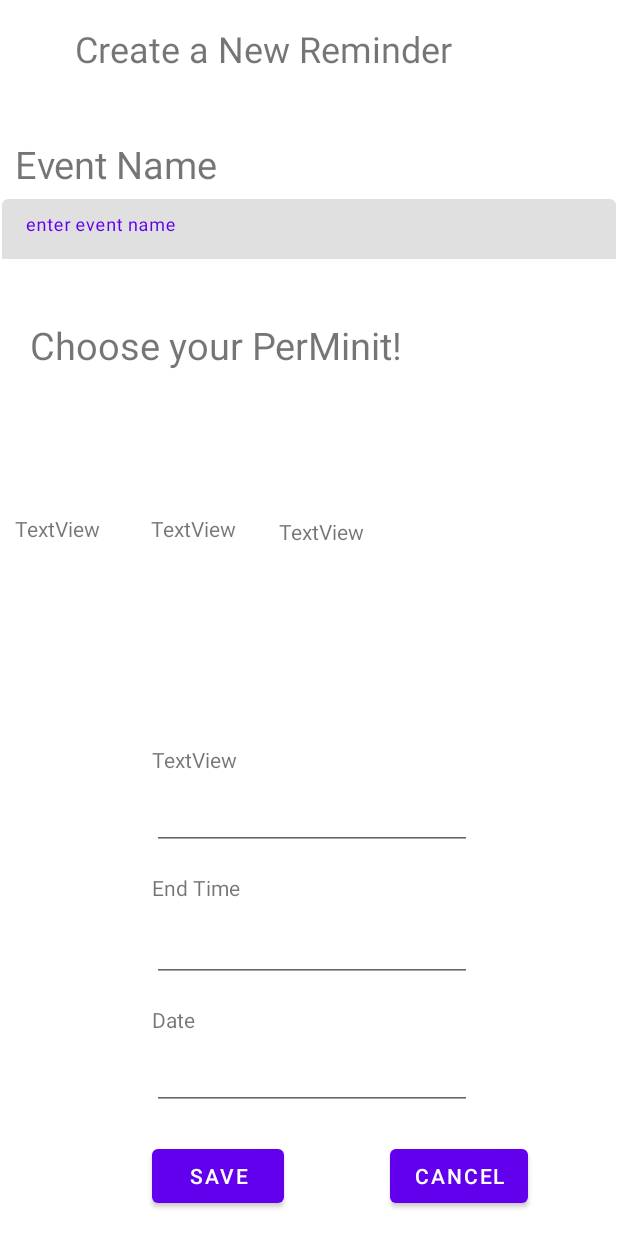
After one commit to ezhoureal/FullGroup, an Android app: the AddReminder screen opened directly, with no data from a screen before it, on a phone screen of 412 x 824 dp. The commit adds this screen. Run offline under Robolectric (Android 15) with nearby library versions, the phone set to English and light mode, and no system bars.

Commit message:
added a little view

```diff
--- a/Perminit-Frontend/app/build.gradle
+++ b/Perminit-Frontend/app/build.gradle
@@ -29,6 +29,9 @@
     kotlinOptions {
         jvmTarget = '1.8'
     }
+    buildFeatures {
+        viewBinding true
+    }
 }
 
 dependencies {
@@ -38,6 +41,8 @@
     implementation 'com.google.android.material:material:1.5.0'
     implementation 'androidx.constraintlayout:constraintlayout:2.1.3'
     implementation 'com.google.code.gson:gson:2.9.0'
+    implementation 'androidx.navigation:navigation-fragment-ktx:2.3.5'
+    implementation 'androidx.navigation:navigation-ui-ktx:2.3.5'
     testImplementation 'junit:junit:4.+'
     androidTestImplementation 'androidx.test.ext:junit:1.1.3'
     androidTestImplementation 'androidx.test.espresso:espresso-core:3.4.0'
--- a/Perminit-Frontend/app/src/main/AndroidManifest.xml
+++ b/Perminit-Frontend/app/src/main/AndroidManifest.xml
@@ -10,6 +10,11 @@
         android:supportsRtl="true"
         android:theme="@style/Theme.PerminitFrontend">
         <activity
+            android:name=".AddReminder"
+            android:exported="false"
+            android:label="@string/title_activity_add_reminder"
+            android:theme="@style/Theme.PerminitFrontend.NoActionBar" />
+        <activity
             android:name=".MainActivity"
             android:exported="true">
             <intent-filter>
--- /dev/null
+++ b/Perminit-Frontend/app/src/main/java/edu/umich/fullgroup/perminit_frontend/AddReminder.kt
@@ -0,0 +1,11 @@
+package edu.umich.fullgroup.perminit_frontend
+
+import androidx.appcompat.app.AppCompatActivity
+import android.os.Bundle
+
+class AddReminder : AppCompatActivity() {
+    override fun onCreate(savedInstanceState: Bundle?) {
+        super.onCreate(savedInstanceState)
+        setContentView(R.layout.activity_add_reminder)
+    }
+}
--- a/Perminit-Frontend/app/src/main/java/edu/umich/fullgroup/perminit_frontend/MainActivity.kt
+++ b/Perminit-Frontend/app/src/main/java/edu/umich/fullgroup/perminit_frontend/MainActivity.kt
@@ -1,9 +1,12 @@
 package edu.umich.fullgroup.perminit_frontend
 
+import android.content.Intent
 import androidx.appcompat.app.AppCompatActivity
 import android.os.Bundle
+import android.view.View
 
 class MainActivity : AppCompatActivity() {
+    fun addEvent(view: View?) = startActivity(Intent(this,AddReminder::class.java))
     override fun onCreate(savedInstanceState: Bundle?) {
         super.onCreate(savedInstanceState)
         setContentView(R.layout.activity_main)
--- /dev/null
+++ b/Perminit-Frontend/app/src/main/res/layout/activity_add_reminder.xml
@@ -0,0 +1,201 @@
+<?xml version="1.0" encoding="utf-8"?>
+<androidx.constraintlayout.widget.ConstraintLayout xmlns:android="http://schemas.android.com/apk/res/android"
+    xmlns:app="http://schemas.android.com/apk/res-auto"
+    xmlns:tools="http://schemas.android.com/tools"
+    android:layout_width="match_parent"
+    android:layout_height="match_parent"
+    tools:context=".AddReminder">
+
+    <TextView
+        android:id="@+id/pageTitle"
+        android:layout_width="wrap_content"
+        android:layout_height="wrap_content"
+        android:layout_marginLeft="50dp"
+        android:layout_marginTop="16dp"
+        android:text="@string/new_e_title"
+        android:textSize="24sp"
+        app:layout_constraintLeft_toLeftOf="parent"
+        app:layout_constraintTop_toTopOf="parent" />
+
+    <Button
+        android:id="@+id/Save"
+        android:layout_width="wrap_content"
+        android:layout_height="wrap_content"
+        android:layout_marginStart="60dp"
+        android:layout_marginEnd="30dp"
+        android:layout_marginBottom="16dp"
+        android:text="Save"
+        app:layout_constraintBottom_toBottomOf="parent"
+        app:layout_constraintEnd_toStartOf="@+id/cancel"
+        app:layout_constraintStart_toStartOf="parent" />
+
+    <Button
+        android:id="@+id/cancel"
+        android:layout_width="wrap_content"
+        android:layout_height="wrap_content"
+        android:layout_marginEnd="60dp"
+        android:layout_marginBottom="16dp"
+        android:text="Cancel"
+        app:layout_constraintBottom_toBottomOf="parent"
+        app:layout_constraintEnd_toEndOf="parent" />
+
+    <TextView
+        android:id="@+id/textView2"
+        android:layout_width="wrap_content"
+        android:layout_height="wrap_content"
+        android:layout_marginStart="10dp"
+        android:layout_marginTop="43dp"
+        android:text="Event Name"
+        android:textSize="25sp"
+        app:layout_constraintStart_toStartOf="parent"
+        app:layout_constraintTop_toBottomOf="@+id/pageTitle" />
+
+    <com.google.android.material.textfield.TextInputLayout
+        android:id="@+id/textInputLayout"
+        android:layout_width="409dp"
+        android:layout_height="40dp"
+        android:layout_marginStart="10dp"
+        android:layout_marginTop="6dp"
+        android:layout_marginEnd="10dp"
+        app:layout_constraintEnd_toEndOf="parent"
+        app:layout_constraintStart_toStartOf="parent"
+        app:layout_constraintTop_toBottomOf="@+id/textView2">
+
+        <com.google.android.material.textfield.TextInputEditText
+            android:id="@+id/NameField"
+            android:layout_width="match_parent"
+            android:layout_height="50dp"
+            android:hint="enter event name"
+            tools:ignore="SpeakableTextPresentCheck" />
+    </com.google.android.material.textfield.TextInputLayout>
+
+    <TextView
+        android:id="@+id/choosetext"
+        android:layout_width="wrap_content"
+        android:layout_height="wrap_content"
+        android:layout_marginStart="20dp"
+        android:layout_marginTop="40dp"
+        android:text="Choose your PerMinit!"
+        android:textSize="25sp"
+        app:layout_constraintStart_toStartOf="parent"
+        app:layout_constraintTop_toBottomOf="@+id/textInputLayout" />
+
+    <ImageView
+        android:id="@+id/pm_1_img"
+        android:layout_width="80dp"
+        android:layout_height="80dp"
+        android:layout_marginStart="10dp"
+        android:layout_marginTop="10dp"
+        android:layout_marginEnd="5dp"
+        app:layout_constraintEnd_toStartOf="@+id/pm_2_img"
+        app:layout_constraintStart_toStartOf="parent"
+        app:layout_constraintTop_toBottomOf="@+id/choosetext"
+        tools:srcCompat="@tools:sample/avatars" />
+
+    <ImageView
+        android:id="@+id/pm_2_img"
+        android:layout_width="80dp"
+        android:layout_height="80dp"
+        android:layout_marginStart="5dp"
+        android:layout_marginTop="10dp"
+        android:layout_marginEnd="5dp"
+        app:layout_constraintEnd_toStartOf="@+id/pm_3_img"
+        app:layout_constraintStart_toEndOf="@+id/pm_1_img"
+        app:layout_constraintTop_toBottomOf="@+id/choosetext"
+        tools:srcCompat="@tools:sample/avatars" />
+
+    <ImageView
+        android:id="@+id/pm_3_img"
+        android:layout_width="80dp"
+        android:layout_height="80dp"
+        android:layout_marginStart="5dp"
+        android:layout_marginTop="10dp"
+        app:layout_constraintStart_toEndOf="@+id/pm_2_img"
+        app:layout_constraintTop_toBottomOf="@id/choosetext"
+        tools:srcCompat="@tools:sample/avatars" />
+
+    <TextView
+        android:id="@+id/pm_1_name"
+        android:layout_width="wrap_content"
+        android:layout_height="wrap_content"
+        android:layout_marginTop="5dp"
+        android:text="TextView"
+        app:layout_constraintStart_toStartOf="@+id/pm_1_img"
+        app:layout_constraintTop_toBottomOf="@+id/pm_1_img" />
+
+    <TextView
+        android:id="@+id/pm_2_name"
+        android:layout_width="wrap_content"
+        android:layout_height="wrap_content"
+        android:layout_marginTop="5dp"
+        android:text="TextView"
+        app:layout_constraintStart_toStartOf="@+id/pm_2_img"
+        app:layout_constraintTop_toBottomOf="@+id/pm_2_img" />
+
+    <TextView
+        android:id="@+id/pm_text_3"
+        android:layout_width="wrap_content"
+        android:layout_height="wrap_content"
+        android:layout_marginTop="7dp"
+        android:text="TextView"
+        app:layout_constraintStart_toStartOf="@+id/pm_3_img"
+        app:layout_constraintTop_toBottomOf="@+id/pm_3_img" />
+
+    <EditText
+        android:id="@+id/editTextDate"
+        android:layout_width="wrap_content"
+        android:layout_height="wrap_content"
+        android:layout_marginBottom="20dp"
+        android:ems="10"
+        android:inputType="date"
+        app:layout_constraintBottom_toTopOf="@+id/Save"
+        app:layout_constraintStart_toStartOf="@+id/Save" />
+
+    <EditText
+        android:id="@+id/editTextEndTime"
+        android:layout_width="wrap_content"
+        android:layout_height="48dp"
+        android:layout_marginBottom="15dp"
+        android:ems="10"
+        android:inputType="time"
+        app:layout_constraintBottom_toTopOf="@+id/textView"
+        app:layout_constraintStart_toStartOf="@+id/editTextDate" />
+
+    <TextView
+        android:id="@+id/textView"
+        android:layout_width="wrap_content"
+        android:layout_height="wrap_content"
+        android:layout_marginBottom="5dp"
+        android:text="Date"
+        app:layout_constraintBottom_toTopOf="@+id/editTextDate"
+        app:layout_constraintStart_toStartOf="@+id/editTextDate" />
+
+    <TextView
+        android:id="@+id/endtimelabel"
+        android:layout_width="wrap_content"
+        android:layout_height="wrap_content"
+        android:layout_marginBottom="5dp"
+        android:text="End Time"
+        app:layout_constraintBottom_toTopOf="@+id/editTextEndTime"
+        app:layout_constraintStart_toStartOf="@+id/editTextEndTime" />
+
+    <EditText
+        android:id="@+id/editTextStartTime"
+        android:layout_width="wrap_content"
+        android:layout_height="wrap_content"
+        android:layout_marginBottom="15dp"
+        android:ems="10"
+        android:inputType="time"
+        app:layout_constraintBottom_toTopOf="@+id/endtimelabel"
+        app:layout_constraintStart_toStartOf="@+id/endtimelabel" />
+
+    <TextView
+        android:id="@+id/starttimelabel"
+        android:layout_width="wrap_content"
+        android:layout_height="wrap_content"
+        android:layout_marginBottom="5dp"
+        android:text="TextView"
+        app:layout_constraintBottom_toTopOf="@+id/editTextStartTime"
+        app:layout_constraintStart_toStartOf="@+id/editTextStartTime" />
+
+</androidx.constraintlayout.widget.ConstraintLayout>
--- /dev/null
+++ b/Perminit-Frontend/app/src/main/res/values-land/dimens.xml
@@ -0,0 +1,3 @@
+<resources>
+        <dimen name="fab_margin">48dp</dimen>
+    </resources>
--- /dev/null
+++ b/Perminit-Frontend/app/src/main/res/values-w1240dp/dimens.xml
@@ -0,0 +1,3 @@
+<resources>
+        <dimen name="fab_margin">200dp</dimen>
+    </resources>
--- /dev/null
+++ b/Perminit-Frontend/app/src/main/res/values-w600dp/dimens.xml
@@ -0,0 +1,3 @@
+<resources>
+        <dimen name="fab_margin">48dp</dimen>
+    </resources>
--- /dev/null
+++ b/Perminit-Frontend/app/src/main/res/values/dimens.xml
@@ -0,0 +1,3 @@
+<resources>
+        <dimen name="fab_margin">16dp</dimen>
+    </resources>
--- a/Perminit-Frontend/app/src/main/res/values/themes.xml
+++ b/Perminit-Frontend/app/src/main/res/values/themes.xml
@@ -13,4 +13,11 @@
         <item name="android:statusBarColor" tools:targetApi="l">?attr/colorPrimaryVariant</item>
         <!-- Customize your theme here. -->
     </style>
+    <style name="Theme.PerminitFrontend.NoActionBar">
+        <item name="windowActionBar">false</item>
+        <item name="windowNoTitle">true</item>
+    </style>
+    <style name="Theme.PerminitFrontend.AppBarOverlay"
+        parent="ThemeOverlay.AppCompat.Dark.ActionBar" />
+    <style name="Theme.PerminitFrontend.PopupOverlay" parent="ThemeOverlay.AppCompat.Light" />
 </resources>
```
Also changed, not shown: Perminit-Frontend/app/src/main/java/edu/umich/fullgroup/perminit_frontend/FirstFragment.kt (added, +43 -0 lines), Perminit-Frontend/app/src/main/java/edu/umich/fullgroup/perminit_frontend/SecondFragment.kt (added, +42 -0 lines), Perminit-Frontend/app/src/main/res/layout/activity_main.xml (+15 -0 lines), Perminit-Frontend/app/src/main/res/layout/content_add_reminder.xml (added, +20 -0 lines), Perminit-Frontend/app/src/main/res/layout/fragment_first.xml (added, +31 -0 lines), Perminit-Frontend/app/src/main/res/layout/fragment_second.xml (added, +30 -0 lines), Perminit-Frontend/app/src/main/res/navigation/nav_graph.xml (added, +28 -0 lines), Perminit-Frontend/app/src/main/res/values/arrays.xml (added, +12 -0 lines), Perminit-Frontend/app/src/main/res/values/strings.xml (+19 -0 lines).
